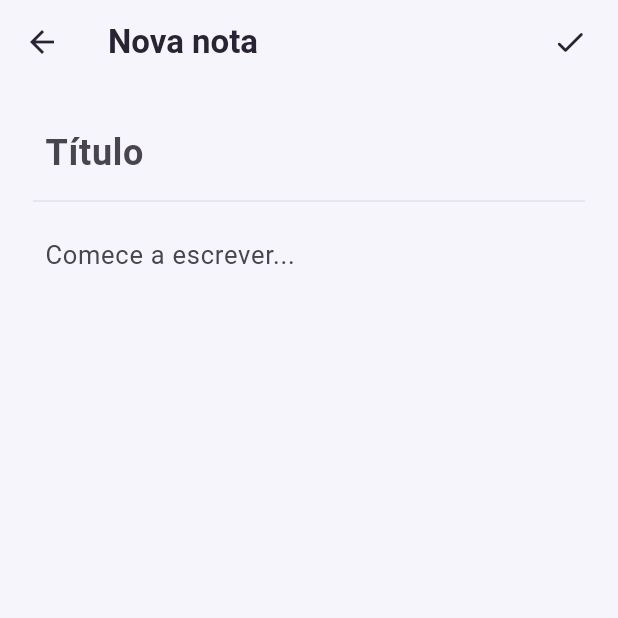
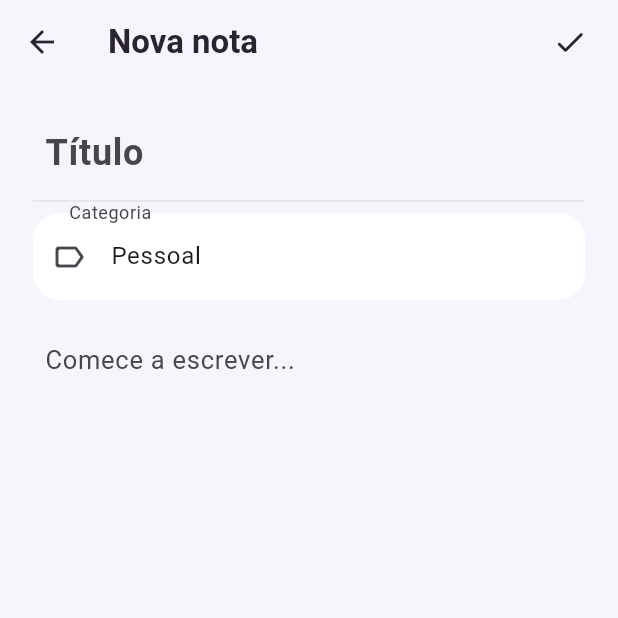
Before and after one commit to LopesBrendinha/bloco_de_nota_turma_A, a Flutter app: the NoteFormPage screen opened directly, on a phone screen of 412 x 824 dp, the top half of it. Run offline on Flutter 3.47's test engine with Material 3 defaults, Android fonts, the phone set to English and light mode, and no system bars; our stand-ins replace firebase_auth, firebase_core, sqflite; accounts and stored records are empty.

Commit message:
Adiciona categorias e pesquisa de notas

```diff
--- a/lib/models/note.dart
+++ b/lib/models/note.dart
@@ -1,10 +1,11 @@
-class Note{
+class Note {
   final int? id;
 
   final String uid;
 
   final String title;
   final String content;
+  final String category;
 
   final String date;
 
@@ -13,28 +14,29 @@ class Note{
     required this.uid,
     required this.title,
     required this.content,
-    required this.date
+    required this.date,
+    this.category = 'Pessoal',
   });
 
-  Map<String, dynamic> toMap(){
-    return{
-      'id' : id,
-      'uid' : uid,
-      'title' : title,
-      'content' : content,
-      'date' : date,
+  Map<String, dynamic> toMap() {
+    return {
+      'id': id,
+      'uid': uid,
+      'title': title,
+      'content': content,
+      'category': category,
+      'date': date,
     };
   }
 
-  factory Note.fromMap(Map<String,dynamic> map){
+  factory Note.fromMap(Map<String, dynamic> map) {
     return Note(
       id: map['id'],
       uid: map['uid'],
       title: map['title'],
       content: map['content'],
+      category: map['category'] ?? 'Pessoal',
       date: map['date'],
     );
-
   }
-
 }
--- a/lib/pages/note_form_page.dart
+++ b/lib/pages/note_form_page.dart
@@ -17,6 +17,7 @@ class _NoteFormPageState extends State<NoteFormPage> {
   final titleController = TextEditingController();
 
   final contentController = TextEditingController();
+  final categoryController = TextEditingController();
 
   final database = DatabaseHelper.instance;
 
@@ -30,6 +31,9 @@ class _NoteFormPageState extends State<NoteFormPage> {
       titleController.text = widget.note!.title;
 
       contentController.text = widget.note!.content;
+      categoryController.text = widget.note!.category;
+    } else {
+      categoryController.text = 'Pessoal';
     }
   }
 
@@ -74,6 +78,9 @@ class _NoteFormPageState extends State<NoteFormPage> {
       title: title,
       content: content,
       date: date,
+      category: categoryController.text.trim().isEmpty
+          ? 'Pessoal'
+          : categoryController.text.trim(),
     );
 
     // Verificamos se estamos criando
@@ -97,6 +104,7 @@ class _NoteFormPageState extends State<NoteFormPage> {
   void dispose() {
     titleController.dispose();
     contentController.dispose();
+    categoryController.dispose();
 
     super.dispose();
   }
@@ -144,6 +152,18 @@ class _NoteFormPageState extends State<NoteFormPage> {
 
             const Divider(color: Color(0xFFE4DFEA)),
 
+            TextField(
+              controller: categoryController,
+              textCapitalization: TextCapitalization.words,
+              decoration: const InputDecoration(
+                labelText: 'Categoria',
+                hintText: 'Ex.: estudos, trabalho, pessoal',
+                prefixIcon: Icon(Icons.label_outline_rounded),
+              ),
+            ),
+
+            const SizedBox(height: 12),
+
             Expanded(
               child: TextField(
                 controller: contentController,
```
Also changed, not shown: lib/database/database_helper.dart (+15 -8 lines), lib/pages/notes_page.dart (+84 -35 lines), lib/widgets/note_card.dart (+24 -32 lines).
